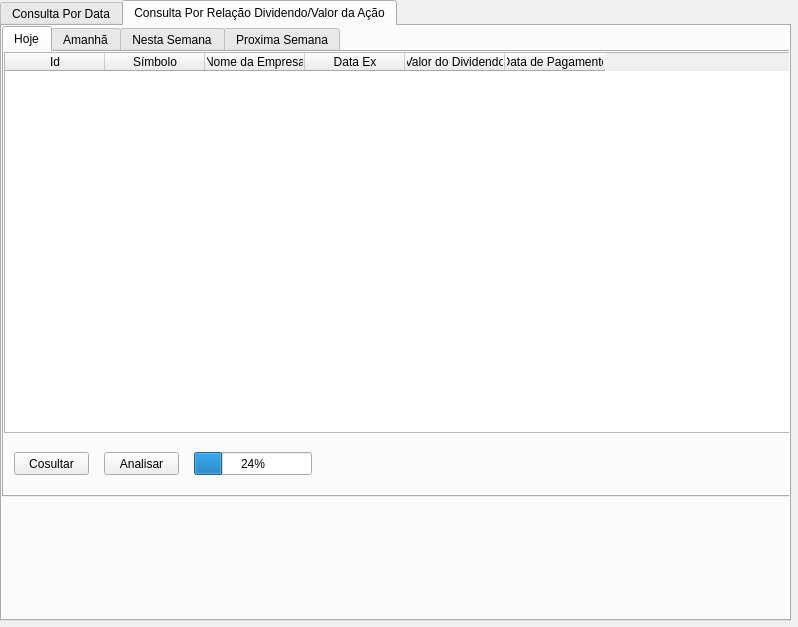
Above: Rotinas/FrontEnd/Interface/Window_Dividendos.ui from leobrunoms8/CapitalTrack before the change. Below: the same form after it.
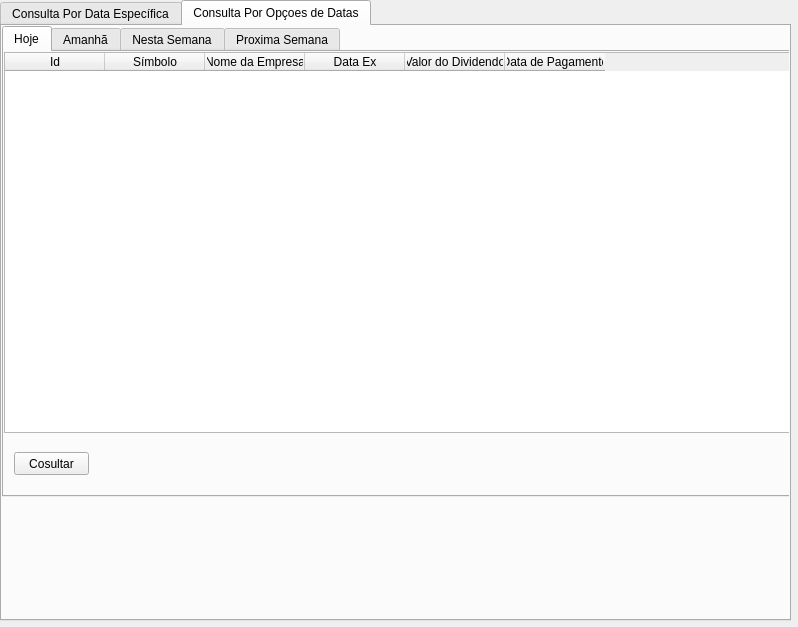
That is the form after the change. The open tabs and pages were chosen to show the change.

```diff
--- a/Rotinas/FrontEnd/Interface/Window_Dividendos.ui
+++ b/Rotinas/FrontEnd/Interface/Window_Dividendos.ui
@@ -27,7 +27,7 @@
    </property>
    <widget class="QWidget" name="tab">
     <attribute name="title">
-     <string>Consulta Por Data</string>
+     <string>Consulta Por Data Específica</string>
     </attribute>
     <widget class="QTableWidget" name="tableWidget">
      <property name="geometry">
@@ -108,7 +108,7 @@
    </widget>
    <widget class="QWidget" name="tab_2">
     <attribute name="title">
-     <string>Consulta Por Relação Dividendo/Valor da Ação</string>
+     <string>Consulta Por Opçoes de Datas</string>
     </attribute>
     <widget class="QTabWidget" name="tabWidget_2">
      <property name="geometry">
@@ -179,32 +179,6 @@
         <string>Cosultar</string>
        </property>
       </widget>
-      <widget class="QPushButton" name="pushButton_9">
-       <property name="geometry">
-        <rect>
-         <x>100</x>
-         <y>400</y>
-         <width>75</width>
-         <height>23</height>
-        </rect>
-       </property>
-       <property name="text">
-        <string>Analisar</string>
-       </property>
-      </widget>
-      <widget class="QProgressBar" name="progressBar">
-       <property name="geometry">
-        <rect>
-         <x>190</x>
-         <y>400</y>
-         <width>118</width>
-         <height>23</height>
-        </rect>
-       </property>
-       <property name="value">
-        <number>24</number>
-       </property>
-      </widget>
      </widget>
      <widget class="QWidget" name="tab_4">
       <attribute name="title">
```
Left out of the diff: 41 changed lines with no effect on the pictures.
